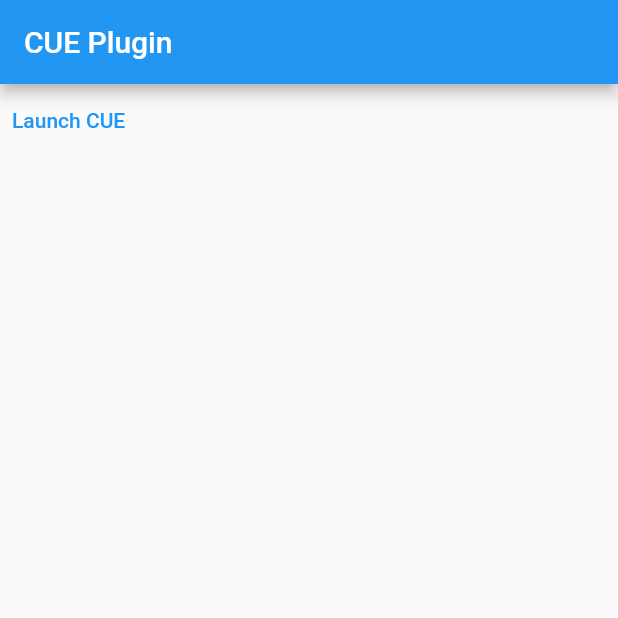
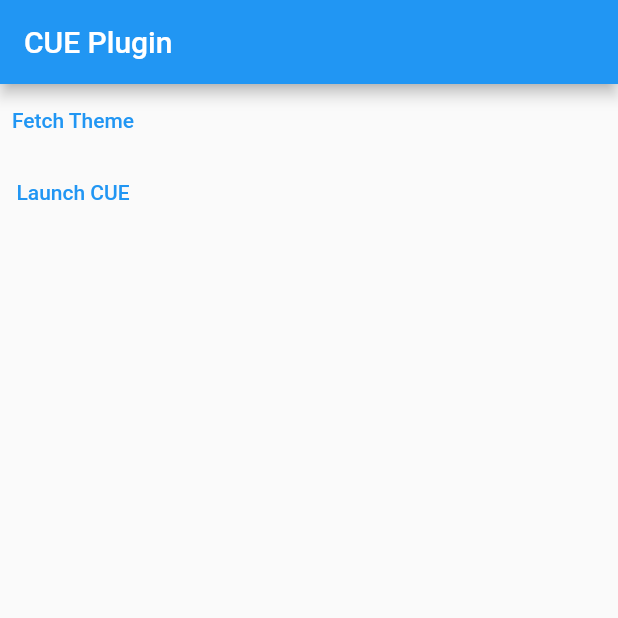
Before and after one commit to CUEAudio/flutter-cue-light-show-sdk, a Flutter app: the screen it shows after launch, after a tap on "Launch CUE", on a phone screen of 412 x 824 dp, the top half of it. Run offline on Flutter 3.47's test engine with Material 2 defaults, Android fonts, the phone set to English and light mode, and no system bars.

Commit message:
Added method to fetch the theme and added some default values.

```diff
--- a/example/lib/main.dart
+++ b/example/lib/main.dart
@@ -24,16 +24,30 @@ class _MyAppState extends State<MyApp> {
         appBar: AppBar(
           title: const Text('CUE Plugin'),
         ),
-        body: TextButton(
-          child: Text('Launch CUE'),
+        body: Column(
+          children: <Widget>[
+            TextButton(
+              child: Text('Fetch Theme'),
               onPressed: () async {
                 try {
-              await FlutterCueLightShowSdk.launchCue;
+                  await FlutterCueLightShowSdk.fetchTheme();
                 } catch (e) {
                   print(e);
                 }
               },
             ),
+            TextButton(
+              child: Text('Launch CUE'),
+              onPressed: () async {
+                try {
+                  await FlutterCueLightShowSdk.launchCue();
+                } catch (e) {
+                  print(e);
+                }
+              },
+            ),
+          ],
+        ),
       ),
     );
   }
--- a/lib/flutter_cue_light_show_sdk.dart
+++ b/lib/flutter_cue_light_show_sdk.dart
@@ -6,7 +6,11 @@ class FlutterCueLightShowSdk {
   static const MethodChannel _channel =
       const MethodChannel('flutter_cue_light_show_sdk');
 
-  static Future<void> get launchCue async {
+  static Future<void> fetchTheme() async {
+    await _channel.invokeMethod('fetchTheme');
+  }
+
+  static Future<void> launchCue() async {
     await _channel.invokeMethod('launchCue');
   }
 }
```
Also changed, not shown: 5 other files. Lines whose indentation alone changed are shown as unchanged.
